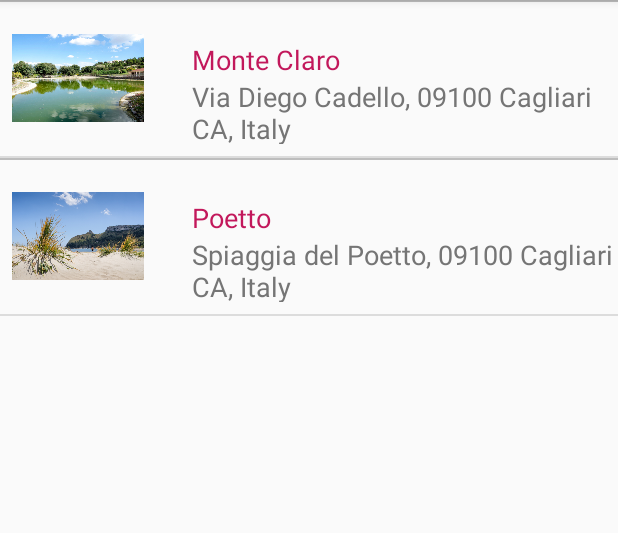
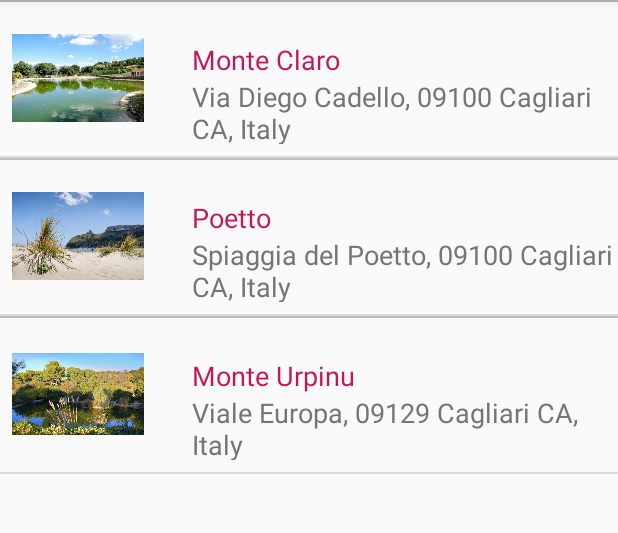
Before and after one commit to Melsara/HolidayEscape, an Android app: the fragment RomanticFragment shown on its own in the app's theme, on a phone screen of 412 x 824 dp, the part 84-617 px from its top. Run offline under Robolectric (Android 15) with nearby library versions, the phone set to English and light mode, and no system bars.

Commit message:
Adding third romantic place.

```diff
--- a/app/src/main/java/eu/escapeadvisor/holidayescape/RomanticFragment.java
+++ b/app/src/main/java/eu/escapeadvisor/holidayescape/RomanticFragment.java
@@ -35,6 +35,8 @@ public class RomanticFragment extends Fragment {
                 39.234325, 9.115732, R.drawable.monteclaro, getString(R.string.rom_desc1),getString(R.string.rom_address1) ));
         romantics.add(new POI(mContext.getResources().getString(R.string.category_romanticPlaces),getString(R.string.rom_name2), getString(R.string.rom_url2), getString(R.string.rom_email2), getString(R.string.rom_tel2),
                 39.212952, 9.171051, R.drawable.poetto, getString(R.string.rom_desc2),getString(R.string.rom_address2) ));
+        romantics.add(new POI(mContext.getResources().getString(R.string.category_romanticPlaces),getString(R.string.rom_name3), getString(R.string.rom_url3), getString(R.string.rom_email3), getString(R.string.rom_tel3),
+                39.216157, 9.134601, R.drawable.urpinu, getString(R.string.rom_desc3),getString(R.string.rom_address3) ));
 
         PoiAdapter romanticsAdapter = new PoiAdapter(getActivity(), romantics);
         ListView listView = (ListView) rootView.findViewById(R.id.list);
--- a/app/src/main/res/values/strings.xml
+++ b/app/src/main/res/values/strings.xml
@@ -83,4 +83,12 @@
     <string name="rom_tel2">Telephone number not available</string>
     <string name="rom_desc2">Una delle spiagge cittadine più belle e ampie d’Europa, otto chilometri di litorale nel territorio di Cagliari e Quartu Sant\’Elena, dove troverai tutto ciò che desideri: sabbia soffice, mare cristallino, relax, aperitivi, divertimento e attività sportive</string>
     <string name="rom_address2">Spiaggia del Poetto, 09100 Cagliari CA, Italy</string>
+    <string name="rom_name3">Monte Urpinu</string>
+    <string name="rom_url3">http://www.comune.cagliari.it/portale/ambiente/at01_parco_monte_urpinu;jsessionid=C91FBABE20395F951F97E89625840298</string>
+    <string name="rom_email3">Email not available</string>
+    <string name="rom_tel3">+39 070 6771</string>
+    <string name="rom_desc3">Un\'oasi verde nel centro della città che il Comune acquistò per circa un milione delle vecchie lire nel 1939 e dichiarò primo parco urbano.
+        Il parco è molto frequentato dai cagliaritani ed è decisamente consigliabile a tutti i visitatori che si fermano a Cagliari. Le specie botaniche più diffuse, adatte al clima mediterraneo, sono il pino d\'Aleppo, l\'olivastro, il leccio, il lentisco, il carrubo, l\'alaterno ecc.
+        Percorrendo i 14 km dei viali che attraversano il parco, si ha il piacere di incontrare diverse specie di animali, alcuni dei quali particolarmente abituati alla presenza dell\'uomo.</string>
+    <string name="rom_address3">Viale Europa, 09129 Cagliari CA, Italy</string>
 </resources>
```
Also changed, not shown: app/src/main/res/drawable-hdpi/urpinu.png (added), app/src/main/res/drawable-mdpi/urpinu.png (added), 3 other files.
